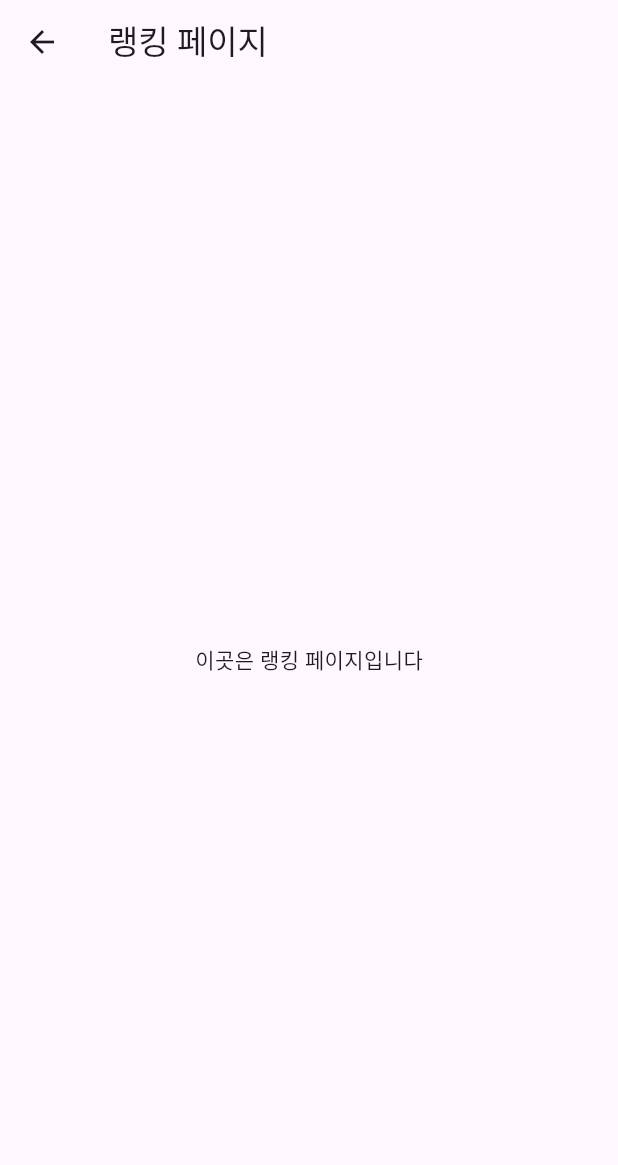
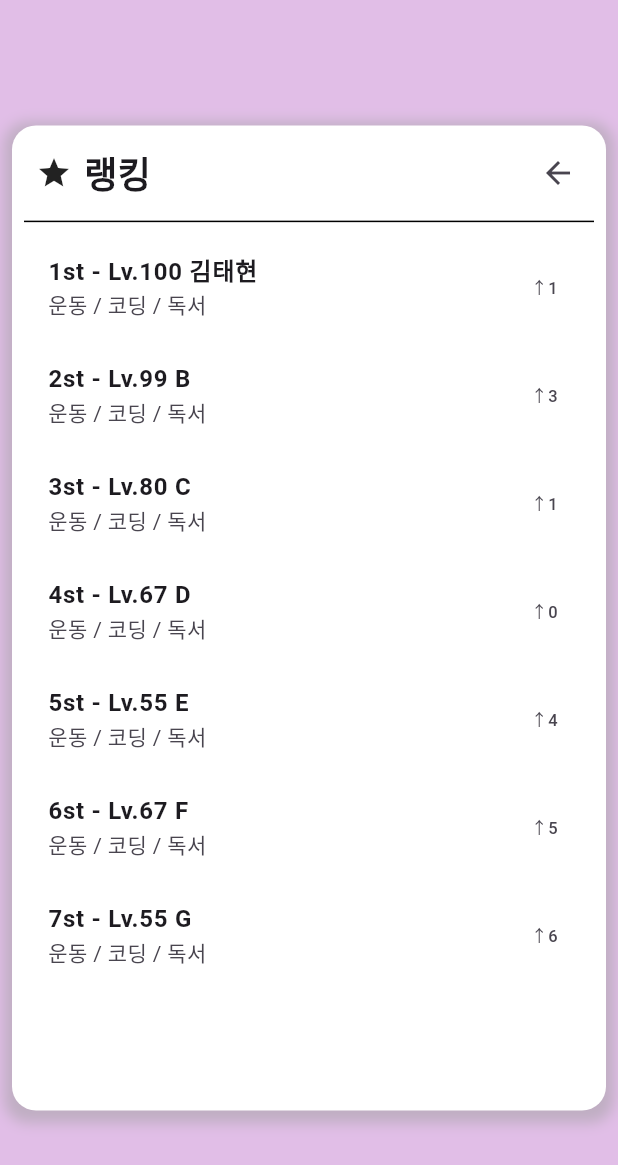
Before and after one commit to Lunamana00/Fullstack_dart_flutter, a Flutter app: the MainPage screen opened by its route, after a tap on "랭킹", on a phone screen of 412 x 824 dp. Shown: the top 1165 px of the screen. Run offline on Flutter 3.47's test engine with Material 3 defaults, Android fonts, the light colour scheme and no system bars; our stand-ins replace image_picker, table_calendar.

Commit message:
UI finish
prototype

```diff
--- a/lib/pg_main.dart
+++ b/lib/pg_main.dart
@@ -63,12 +63,17 @@ class MainPage extends StatelessWidget {
               ),
             ),
             SizedBox(height: 16.0),
-            Container(
+            GestureDetector(
+              onTap: () {
+                Navigator.pushNamed(context, '/pg_profile');
+              },
+              child: Container(
+                height: MediaQuery.of(context).size.height * 0.5,
                 width: MediaQuery.of(context).size.width * 0.9,
                 margin: const EdgeInsets.all(20.0),
-              padding: const EdgeInsets.all(20.0),
+                padding: const EdgeInsets.all(30.0),
                 decoration: BoxDecoration(
-                color: Colors.purple.shade200,
+                  color: const Color.fromARGB(255, 238, 238, 238),
                   borderRadius: BorderRadius.circular(16.0),
                   boxShadow: [
                     BoxShadow(
@@ -80,42 +85,44 @@ class MainPage extends StatelessWidget {
                   ],
                 ),
                 child: Column(
+                  mainAxisAlignment: MainAxisAlignment.spaceBetween,
                   children: <Widget>[
                     Container(
-                    width: MediaQuery.of(context).size.width * 0.8,
-                    height: MediaQuery.of(context).size.width * 0.8,
+                      width: MediaQuery.of(context).size.width * 0.6,
+                      height: MediaQuery.of(context).size.width * 0.6,
                       decoration: BoxDecoration(
                         borderRadius: BorderRadius.circular(16.0),
                         image: DecorationImage(
-                        image: AssetImage('assets/not_my_fault.png'),
+                          image: AssetImage(
+                              'assets/not_my_fault.png'), // 프로필 이미지 경로
                           fit: BoxFit.cover,
                         ),
                       ),
-                    child: Stack(
-                      children: <Widget>[
-                        Positioned(
-                          top: 8,
-                          right: 8,
-                          child: IconButton(
-                            icon: Icon(Icons.settings),
-                            onPressed: () {
-                              _navigateTo(context, SettingsPage());
-                            },
+                    ),
+                    SizedBox(height: 30),
+                    Container(
+                      padding: const EdgeInsets.all(10.0),
+                      decoration: BoxDecoration(
+                        color: Color.fromARGB(255, 225, 195, 229),
+                        borderRadius: BorderRadius.circular(16.0),
+                      ),
+                      child: Column(
+                        crossAxisAlignment: CrossAxisAlignment.start,
+                        children: [
+                          Row(
+                            children: [
+                              Text(
+                                'Lv.50',
+                                style: TextStyle(
+                                  fontSize: 24,
+                                  fontWeight: FontWeight.bold,
+                                  color: Colors.black,
                                 ),
                               ),
-                      ],
-                    ),
-                  ),
-                  SizedBox(height: 16),
-                  Container(
-                    padding: const EdgeInsets.all(15.0),
-                    decoration: BoxDecoration(
-                      color: Colors.purple.shade100,
-                      borderRadius: BorderRadius.circular(16.0),
-                    ),
-                    child: Row(
-                      mainAxisAlignment: MainAxisAlignment.spaceBetween,
-                      children: <Widget>[
+                              SizedBox(width: 20),
+                              Column(
+                                crossAxisAlignment: CrossAxisAlignment.start,
+                                children: [
                                   Text(
                                     '김태현',
                                     style: TextStyle(
@@ -124,12 +131,29 @@ class MainPage extends StatelessWidget {
                                       color: Colors.black,
                                     ),
                                   ),
-                        Text(
-                          '100%',
-                          style: TextStyle(
-                            fontSize: 16,
-                            color: Colors.black,
+                                  SizedBox(height: 5),
+                                  Container(
+                                    width:
+                                        MediaQuery.of(context).size.width * 0.5,
+                                    height: 10,
+                                    decoration: BoxDecoration(
+                                      color: Colors.grey.shade300,
+                                      borderRadius: BorderRadius.circular(5),
                                     ),
+                                    child: FractionallySizedBox(
+                                      widthFactor: 0.75,
+                                      child: Container(
+                                        decoration: BoxDecoration(
+                                          color: Colors.green,
+                                          borderRadius:
+                                              BorderRadius.circular(5),
+                                        ),
+                                      ),
+                                    ),
+                                  ),
+                                ],
+                              ),
+                            ],
                           ),
                         ],
                       ),
@@ -137,28 +161,29 @@ class MainPage extends StatelessWidget {
                   ],
                 ),
               ),
-            SizedBox(height: 16.0),
+            ),
+            SizedBox(height: 10.0),
             Padding(
               padding:
                   const EdgeInsets.symmetric(horizontal: 32.0, vertical: 8.0),
               child: Row(
+                mainAxisAlignment: MainAxisAlignment.center,
                 children: <Widget>[
-                  Expanded(
+                  Container(
+                    padding: const EdgeInsets.all(4.0),
+                    width: MediaQuery.of(context).size.width * 0.8,
                     child: ElevatedButton.icon(
-                      icon: Icon(Icons.star),
-                      label: Text('랭킹'),
+                      icon: Icon(
+                        Icons.star,
+                        size: 34,
+                      ),
+                      label: Text(
+                        '랭킹',
+                        style: TextStyle(
+                            fontSize: 30, fontWeight: FontWeight.bold),
+                      ),
                       onPressed: () {
-                        _navigateTo(context, RankingPage());
-                      },
-                    ),
-                  ),
-                  SizedBox(width: 16.0),
-                  Expanded(
-                    child: ElevatedButton.icon(
-                      icon: Icon(Icons.group),
-                      label: Text('커뮤니티'),
-                      onPressed: () {
-                        _navigateTo(context, CommunityPage());
+                        Navigator.pushNamed(context, '/pg_ranking');
                       },
                     ),
                   ),
@@ -186,45 +211,3 @@ class MainPage extends StatelessWidget {
     );
   }
 }
-
-class SettingsPage extends StatelessWidget {
-  @override
-  Widget build(BuildContext context) {
-    return Scaffold(
-      appBar: AppBar(
-        title: Text('설정 페이지'),
-      ),
-      body: Center(
-        child: Text('이곳은 설정 페이지입니다'),
-      ),
-    );
-  }
-}
-
-class RankingPage extends StatelessWidget {
-  @override
-  Widget build(BuildContext context) {
-    return Scaffold(
-      appBar: AppBar(
-        title: Text('랭킹 페이지'),
-      ),
-      body: Center(
-        child: Text('이곳은 랭킹 페이지입니다'),
-      ),
-    );
-  }
-}
-
-class CommunityPage extends StatelessWidget {
-  @override
-  Widget build(BuildContext context) {
-    return Scaffold(
-      appBar: AppBar(
-        title: Text('커뮤니티 페이지'),
-      ),
-      body: Center(
-        child: Text('이곳은 커뮤니티 페이지입니다'),
-      ),
-    );
-  }
-}
--- /dev/null
+++ b/lib/pg_ranking.dart
@@ -0,0 +1,132 @@
+import 'package:flutter/material.dart';
+
+class RankingPage extends StatelessWidget {
+  final List<Map<String, dynamic>> rankingData = [
+    {
+      "rank": 1,
+      "level": 100,
+      "name": "김태현",
+      "categories": ["운동", "코딩", "독서"],
+      "change": 1
+    },
+    {
+      "rank": 2,
+      "level": 99,
+      "name": "B",
+      "categories": ["운동", "코딩", "독서"],
+      "change": 3
+    },
+    {
+      "rank": 3,
+      "level": 80,
+      "name": "C",
+      "categories": ["운동", "코딩", "독서"],
+      "change": 1
+    },
+    {
+      "rank": 4,
+      "level": 67,
+      "name": "D",
+      "categories": ["운동", "코딩", "독서"],
+      "change": 0
+    },
+    {
+      "rank": 5,
+      "level": 55,
+      "name": "E",
+      "categories": ["운동", "코딩", "독서"],
+      "change": 4
+    },
+    {
+      "rank": 6,
+      "level": 67,
+      "name": "F",
+      "categories": ["운동", "코딩", "독서"],
+      "change": 5
+    },
+    {
+      "rank": 7,
+      "level": 55,
+      "name": "G",
+      "categories": ["운동", "코딩", "독서"],
+      "change": 6
+    },
+    // 추가 데이터...
+  ];
+
+  @override
+  Widget build(BuildContext context) {
+    return Scaffold(
+      backgroundColor: Colors.purple.shade100,
+      body: SafeArea(
+        child: Padding(
+          padding: const EdgeInsets.all(8.0),
+          child: Column(
+            mainAxisAlignment: MainAxisAlignment.center,
+            children: [
+              Container(
+                padding: const EdgeInsets.all(8.0),
+                decoration: BoxDecoration(
+                  color: Colors.white,
+                  borderRadius: BorderRadius.circular(16.0),
+                  boxShadow: [
+                    BoxShadow(
+                      color: Colors.grey.withOpacity(0.5),
+                      spreadRadius: 5,
+                      blurRadius: 7,
+                      offset: Offset(0, 3),
+                    ),
+                  ],
+                ),
+                child: Column(
+                  children: [
+                    Row(
+                      children: [
+                        SizedBox(width: 8),
+                        Icon(Icons.star),
+                        SizedBox(width: 8),
+                        Text('랭킹',
+                            style: TextStyle(
+                                fontSize: 24, fontWeight: FontWeight.bold)),
+                        Spacer(),
+                        IconButton(
+                          icon: Icon(Icons.arrow_back),
+                          onPressed: () {
+                            Navigator.pop(context);
+                          },
+                        ),
+                      ],
+                    ),
+                    Divider(color: Colors.black),
+                    Container(
+                      height: MediaQuery.of(context).size.height * 0.7,
+                      child: ListView.builder(
+                        itemCount: rankingData.length,
+                        itemBuilder: (context, index) {
+                          final item = rankingData[index];
+                          return ListTile(
+                            title: Text(
+                              '${item["rank"]}st - Lv.${item["level"]} ${item["name"]}',
+                              style: TextStyle(fontWeight: FontWeight.bold),
+                            ),
+                            subtitle: Text(item["categories"].join(" / ")),
+                            trailing: Row(
+                              mainAxisSize: MainAxisSize.min,
+                              children: [
+                                Text('↑${item["change"]}'),
+                              ],
+                            ),
+                          );
+                        },
+                      ),
+                    ),
+                  ],
+                ),
+              ),
+            ],
+          ),
+        ),
+      ),
+    );
+  }
+}
--- a/lib/pg_record.dart
+++ b/lib/pg_record.dart
@@ -14,7 +14,7 @@ class DetailScreen extends StatelessWidget {
         child: Center(
           child: Container(
             width: MediaQuery.of(context).size.width * 0.9,
-            height: MediaQuery.of(context).size.height * 0.75,
+            height: MediaQuery.of(context).size.height * 0.8,
             padding: const EdgeInsets.all(20.0),
             decoration: BoxDecoration(
               color: Color.fromARGB(255, 248, 240, 247),
--- a/lib/route_controller.dart
+++ b/lib/route_controller.dart
@@ -3,10 +3,14 @@ import 'pg_login.dart';
 import 'pg_register.dart';
 import 'pg_main.dart';
 import 'pg_calendar.dart';
+import 'pg_ranking.dart';
+import 'pg_profile.dart';
 
 final Map<String, WidgetBuilder> route_controller = {
   '/login': (context) => LoginPage(),
   '/signup': (context) => RegisterPage(),
   '/pg_main': (context) => MainPage(),
-  '/pg_calendar': (context) => CalendarScreen()
+  '/pg_calendar': (context) => CalendarScreen(),
+  '/pg_ranking': (context) => RankingPage(),
+  '/pg_profile': (context) => ProfilePage()
 };
```
Also changed, not shown: lib/pg_calendar.dart (+13 -10 lines), lib/pg_profile.dart (added, +188 -0 lines). Lines whose indentation alone changed are shown as unchanged.
